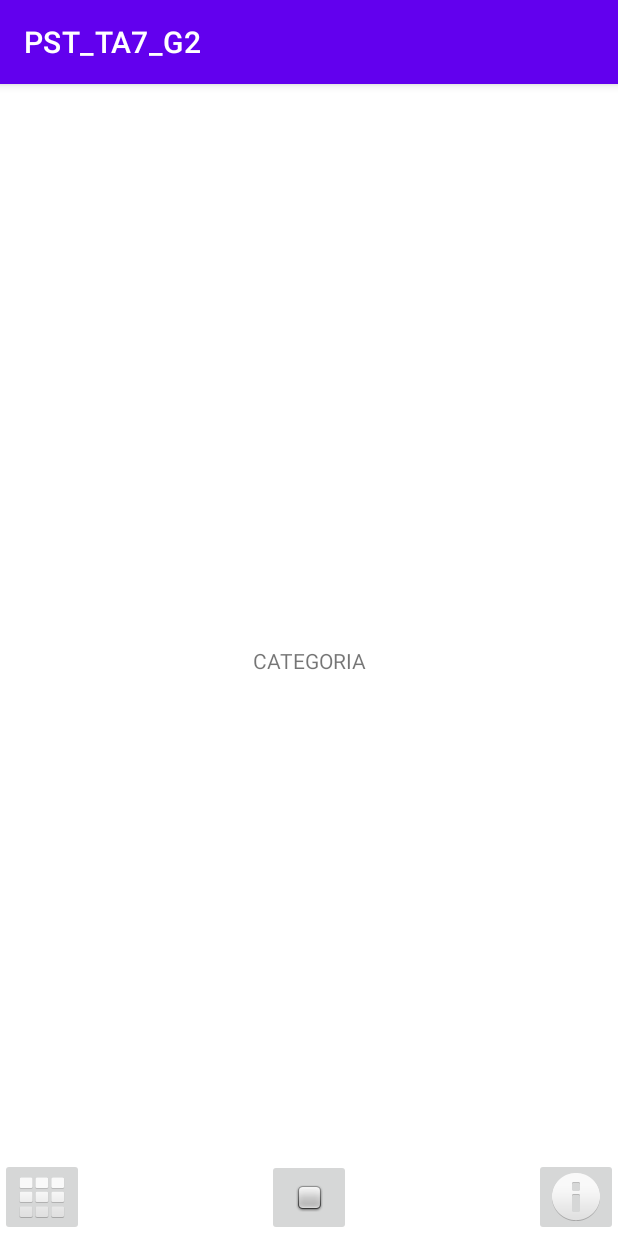
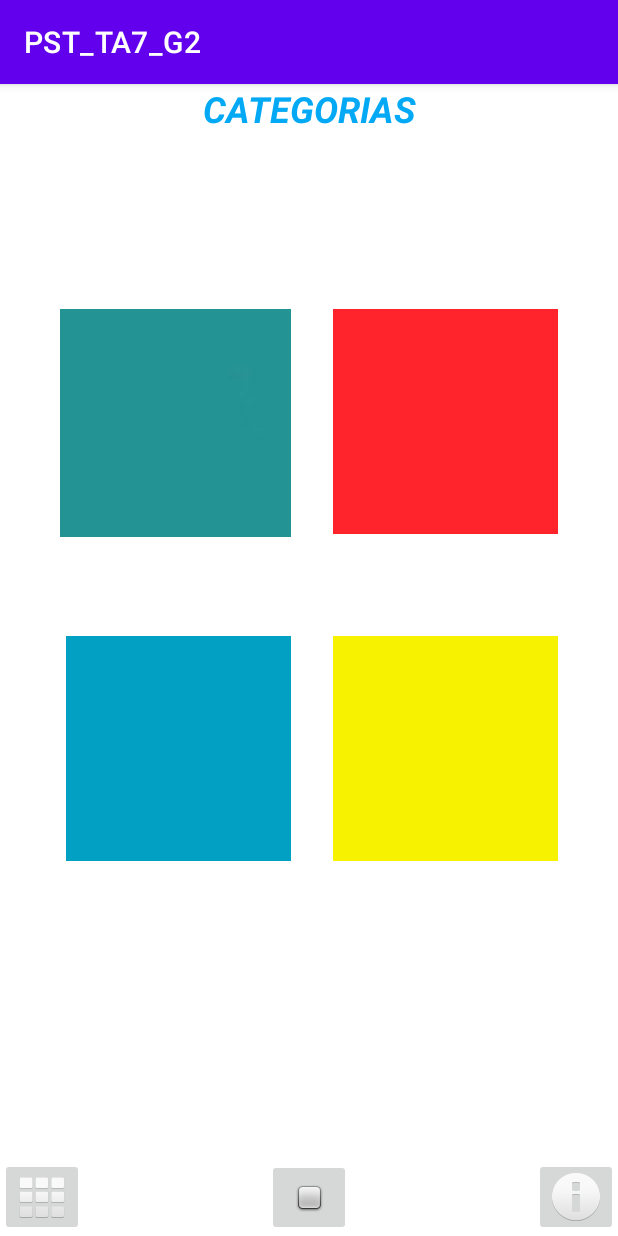
Before and after one commit to drbastid/PST_TA7_G2, an Android app: the categoria screen opened directly, with no data from a screen before it, on a phone screen of 412 x 824 dp. Run offline under Robolectric (Android 15) with nearby library versions, the light colour scheme and no system bars.

Commit message:
vista categorias

```diff
--- a/ASTM2/app/src/main/res/layout/activity_categoria.xml
+++ b/ASTM2/app/src/main/res/layout/activity_categoria.xml
@@ -33,13 +33,58 @@
         app:layout_constraintEnd_toEndOf="parent"
         app:srcCompat="@android:drawable/ic_dialog_info" />
 
+    <ImageButton
+        android:id="@+id/imageButton10"
+        android:layout_width="150dp"
+        android:layout_height="150dp"
+        android:layout_marginStart="44dp"
+        android:layout_marginBottom="250dp"
+        app:layout_constraintBottom_toBottomOf="parent"
+        app:layout_constraintStart_toStartOf="parent"
+        app:srcCompat="@drawable/aventura" />
+
+    <ImageButton
+        android:id="@+id/imageButton12"
+        android:layout_width="150dp"
+        android:layout_height="150dp"
+        android:layout_marginEnd="40dp"
+        android:layout_marginBottom="250dp"
+        app:layout_constraintBottom_toBottomOf="parent"
+        app:layout_constraintEnd_toEndOf="parent"
+        app:srcCompat="@drawable/juvenil" />
+
+    <ImageButton
+        android:id="@+id/imageButton13"
+        android:layout_width="150dp"
+        android:layout_height="150dp"
+        android:layout_marginTop="150dp"
+        android:layout_marginEnd="40dp"
+        app:layout_constraintEnd_toEndOf="parent"
+        app:layout_constraintTop_toTopOf="parent"
+        app:srcCompat="@drawable/romantico" />
+
+    <ImageButton
+        android:id="@+id/imageButton14"
+        android:layout_width="154dp"
+        android:layout_height="152dp"
+        android:layout_marginStart="40dp"
+        android:layout_marginTop="150dp"
+        app:layout_constraintStart_toStartOf="parent"
+        app:layout_constraintTop_toTopOf="parent"
+        app:srcCompat="@drawable/terror" />
+
     <TextView
-        android:id="@+id/textView4"
-        android:layout_width="wrap_content"
-        android:layout_height="wrap_content"
-        android:text="CATEGORIA"
-        app:layout_constraintBottom_toBottomOf="parent"
+        android:id="@+id/textView3"
+        android:layout_width="match_parent"
+        android:layout_height="50dp"
+        android:lineSpacingExtra="14sp"
+        android:text="CATEGORIAS"
+        android:textAlignment="center"
+        android:textColor="#03A9F4"
+        android:textSize="24sp"
+        android:textStyle="bold|italic"
         app:layout_constraintEnd_toEndOf="parent"
         app:layout_constraintStart_toStartOf="parent"
         app:layout_constraintTop_toTopOf="parent" />
+
 </androidx.constraintlayout.widget.ConstraintLayout>
--- a/ASTM2/app/src/main/res/layout/libros.xml
+++ b/ASTM2/app/src/main/res/layout/libros.xml
@@ -41,15 +41,30 @@
 
     <ListView
         android:id="@+id/list"
-        android:layout_width="match_parent"
-        android:layout_height="match_parent"
+        android:layout_width="wrap_content"
+        android:layout_height="600dp"
         android:layout_marginBottom="60dp"
         app:layout_constraintBottom_toTopOf="@+id/imageButton3"
         app:layout_constraintDimensionRatio="w,1:1"
         app:layout_constraintEnd_toEndOf="parent"
+        app:layout_constraintHorizontal_bias="1.0"
         app:layout_constraintStart_toStartOf="parent"
-        app:layout_constraintTop_toTopOf="parent"
-        app:layout_constraintVertical_bias="1.0" />
+        app:layout_constraintTop_toBottomOf="@+id/textView5"
+        app:layout_constraintVertical_bias="0.0" />
+
+    <TextView
+        android:id="@+id/textView5"
+        android:layout_width="match_parent"
+        android:layout_height="50dp"
+        android:text="LIBROS"
+        android:textAlignment="center"
+        android:textColor="#03A9F4"
+        android:textSize="24sp"
+        android:textStyle="bold|italic"
+        app:layout_constraintEnd_toEndOf="parent"
+        app:layout_constraintHorizontal_bias="0.495"
+        app:layout_constraintStart_toStartOf="parent"
+        app:layout_constraintTop_toTopOf="parent" />
 
 
 </androidx.constraintlayout.widget.ConstraintLayout>
```
Also changed, not shown: ASTM2/app/src/main/res/drawable/aventura.png (added), ASTM2/app/src/main/res/drawable/juvenil.png (added), ASTM2/app/src/main/res/drawable/romantico.jpg (added), ASTM2/app/src/main/res/drawable/terror.jpg (added).
